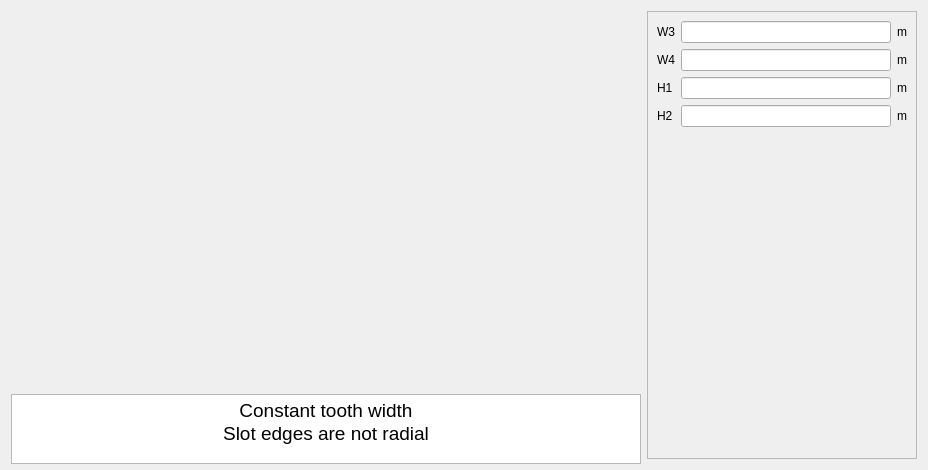
This is pyleecan/GUI/Dialog/DMachineSetup/SWSlot/PWSlot25/PWSlot25.ui in Eomys/pyleecan as Qt 5 draws it before an edit. The edited form follows.
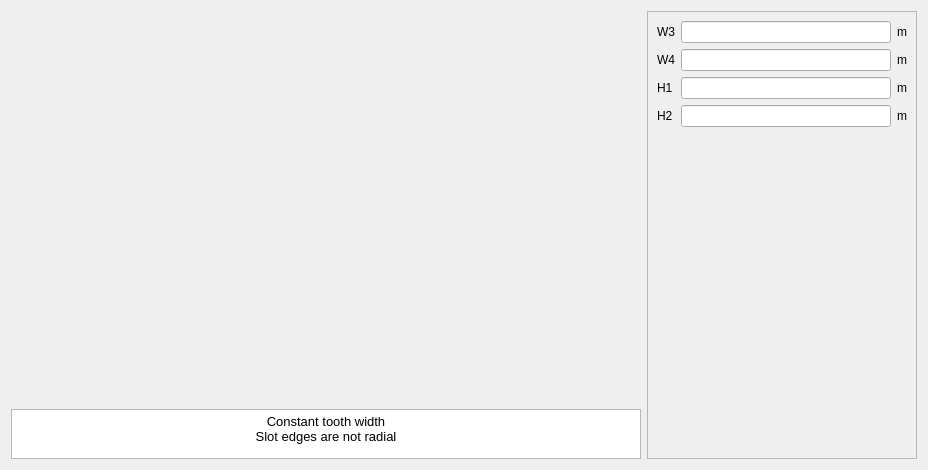
This is the edited form. Icons and pictures are not drawn. Custom widgets are drawn as their Qt base class.

Commit message: [NF] update QTextEdit font when generating GUI + better display math symbols

```diff
--- a/pyleecan/GUI/Dialog/DMachineSetup/SWSlot/PWSlot25/PWSlot25.ui
+++ b/pyleecan/GUI/Dialog/DMachineSetup/SWSlot/PWSlot25/PWSlot25.ui
@@ -67,13 +67,13 @@
        <property name="minimumSize">
         <size>
          <width>0</width>
-         <height>70</height>
+         <height>0</height>
         </size>
        </property>
        <property name="maximumSize">
         <size>
          <width>16777215</width>
-         <height>60</height>
+         <height>50</height>
         </size>
        </property>
        <property name="html">
@@ -81,8 +81,8 @@
 &lt;html&gt;&lt;head&gt;&lt;meta name=&quot;qrichtext&quot; content=&quot;1&quot; /&gt;&lt;style type=&quot;text/css&quot;&gt;
 p, li { white-space: pre-wrap; }
 &lt;/style&gt;&lt;/head&gt;&lt;body style=&quot; font-family:'MS Shell Dlg 2'; font-size:7.8pt; font-weight:400; font-style:normal;&quot;&gt;
-&lt;p align=&quot;center&quot; style=&quot; margin-top:0px; margin-bottom:0px; margin-left:0px; margin-right:0px; -qt-block-indent:0; text-indent:0px;&quot;&gt;&lt;span style=&quot; font-size:14pt;&quot;&gt;Constant tooth width&lt;/span&gt;&lt;/p&gt;
-&lt;p align=&quot;center&quot; style=&quot; margin-top:0px; margin-bottom:0px; margin-left:0px; margin-right:0px; -qt-block-indent:0; text-indent:0px;&quot;&gt;&lt;span style=&quot; font-size:14pt;&quot;&gt;Slot edges are not radial&lt;/span&gt;&lt;/p&gt;&lt;/body&gt;&lt;/html&gt;</string>
+&lt;p align=&quot;center&quot; style=&quot; margin-top:0px; margin-bottom:0px; margin-left:0px; margin-right:0px; -qt-block-indent:0; text-indent:0px;&quot;&gt;&lt;span style=&quot; font-size:10pt;&quot;&gt;Constant tooth width&lt;/span&gt;&lt;/p&gt;
+&lt;p align=&quot;center&quot; style=&quot; margin-top:0px; margin-bottom:0px; margin-left:0px; margin-right:0px; -qt-block-indent:0; text-indent:0px;&quot;&gt;&lt;span style=&quot; font-size:10pt;&quot;&gt;Slot edges are not radial&lt;/span&gt;&lt;/p&gt;&lt;/body&gt;&lt;/html&gt;</string>
        </property>
       </widget>
      </item>
```
The commit also changes 66 other files.
